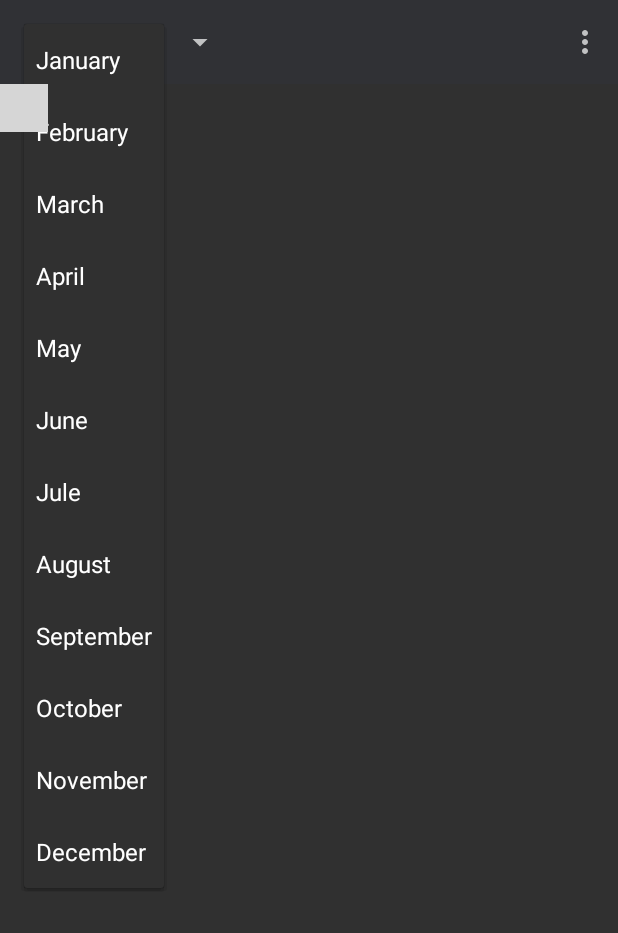
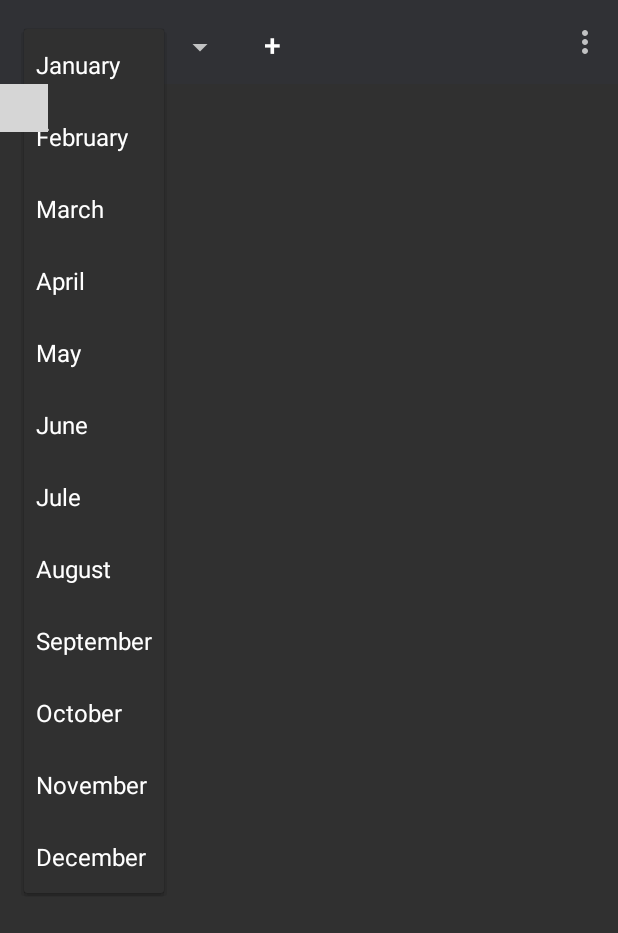
Before and after one commit to babakatea/mobdev_ui, an Android app: the screen it shows after launch (MainActivity), after a tap on "January", on a phone screen of 412 x 824 dp. Shown: the top 933 px of the screen. Run offline under Robolectric (Android 15) with nearby library versions, the phone set to English and light mode, and no system bars; libraries missing offline, so code that uses them is left out: com.github.tlaabs.timetableview; 15 statements that could not run were skipped; grey boxes are pictures that could not be loaded.

```diff
--- a/app/src/main/res/layout/activity_main.xml
+++ b/app/src/main/res/layout/activity_main.xml
@@ -21,13 +21,13 @@
             android:id="@+id/timetable"
             android:layout_width="wrap_content"
             android:layout_height="wrap_content"
-            app:column_count="8"
-            app:row_count="120"
+            app:column_count="2"
+            app:row_count="30"
             tools:ignore="MissingConstraints"
             app:header_title="@array/my_header_title"
             app:cell_height="50dp"
             app:side_cell_width="30dp"
-            app:start_time="9"
+            app:start_time="1"
             app:header_highlight_color="@color/highlight"
             app:header_highlight_image="@drawable/ic_kitty"
             app:header_highlight_image_size="36dp"
--- a/app/src/main/res/layout/app_toolbar.xml
+++ b/app/src/main/res/layout/app_toolbar.xml
@@ -1,14 +1,13 @@
 <?xml version="1.0" encoding="utf-8"?>
-<androidx.appcompat.widget.Toolbar
+<androidx.appcompat.widget.Toolbar xmlns:android="http://schemas.android.com/apk/res/android"
+    xmlns:app="http://schemas.android.com/apk/res-auto"
     android:id="@+id/toolbar"
-    xmlns:android="http://schemas.android.com/apk/res/android"
     android:layout_width="match_parent"
     android:layout_height="?attr/actionBarSize"
     android:background="@color/darkBackground"
-    android:theme="@style/ThemeOverlay.AppCompat.Dark"
-    xmlns:app="http://schemas.android.com/apk/res-auto">
+    android:theme="@style/ThemeOverlay.AppCompat.Dark">
 
-    <RelativeLayout
+    <LinearLayout
         android:layout_width="match_parent"
         android:layout_height="wrap_content">
 
@@ -19,5 +18,16 @@
             android:layout_centerVertical="true"
             android:entries="@array/monthsList" />
 
-    </RelativeLayout>
+        <Button
+            android:id="@+id/add_task"
+            android:layout_width="20dp"
+            android:layout_height="20dp"
+            android:layout_marginLeft="10dp"
+            android:textSize="20dp"
+            android:background="@android:color/transparent"
+            android:gravity="right"
+            android:text="+" />
+
+
+    </LinearLayout>
 </androidx.appcompat.widget.Toolbar>
--- a/app/src/main/res/values/strings.xml
+++ b/app/src/main/res/values/strings.xml
@@ -47,5 +47,6 @@
     <string name="create_project_color_btn">Color</string>
     <string name="create_project_cancel_btn">Cancel</string>
     <string name="create_project_create_btn">Create</string>
+    <string name="Save">Save</string>
 
 </resources>
```
Also changed, not shown: app/src/main/java/com/example/grid/MainActivity.kt (+26 -23 lines), app/src/main/java/com/example/grid/TaskActivity.kt (+19 -9 lines), app/src/main/res/layout/activity_task.xml (+7 -1 lines).
